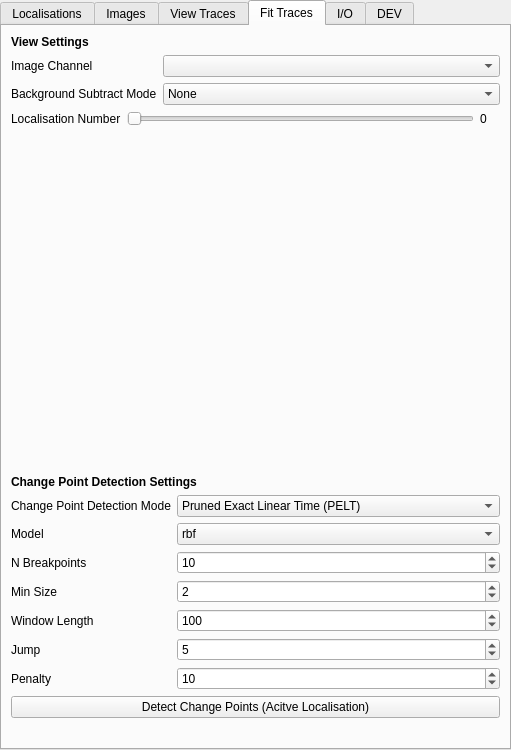
Old version of the form src/napari_gapseq/gapseq_ui.ui in the repository piedrro/napari-GapSeq.
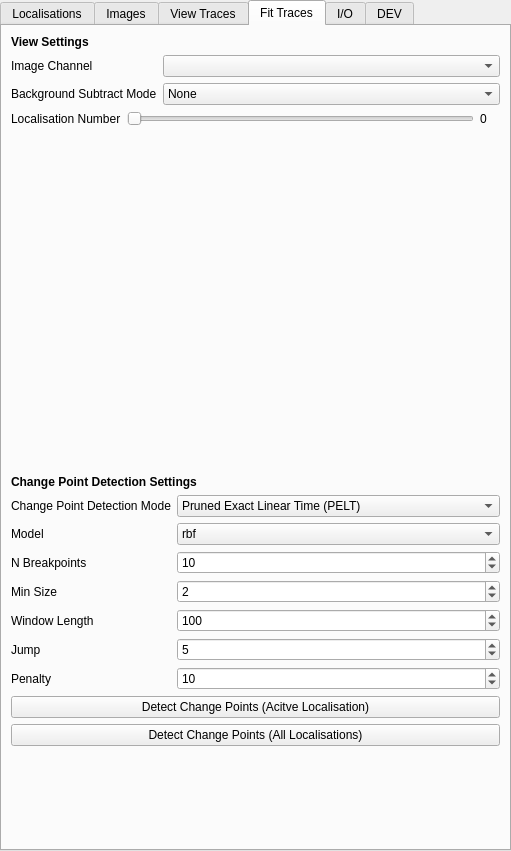
New version of the form. The open tabs and pages were chosen to show the change.

Commit message: fixed traces export bug

Diff of the .ui file:
```diff
--- a/src/napari_gapseq/gapseq_ui.ui
+++ b/src/napari_gapseq/gapseq_ui.ui
@@ -7,7 +7,7 @@
     <x>0</x>
     <y>0</y>
     <width>511</width>
-    <height>750</height>
+    <height>851</height>
    </rect>
   </property>
   <property name="windowTitle">
@@ -1405,6 +1405,13 @@
       </property>
      </widget>
     </item>
+    <item>
+     <widget class="QPushButton" name="fit_all">
+      <property name="text">
+       <string>Detect Change Points (All Localisations)</string>
+      </property>
+     </widget>
+    </item>
     <item>
      <spacer name="verticalSpacer_10">
       <property name="orientation">
```
The commit also changes 2 other files.
